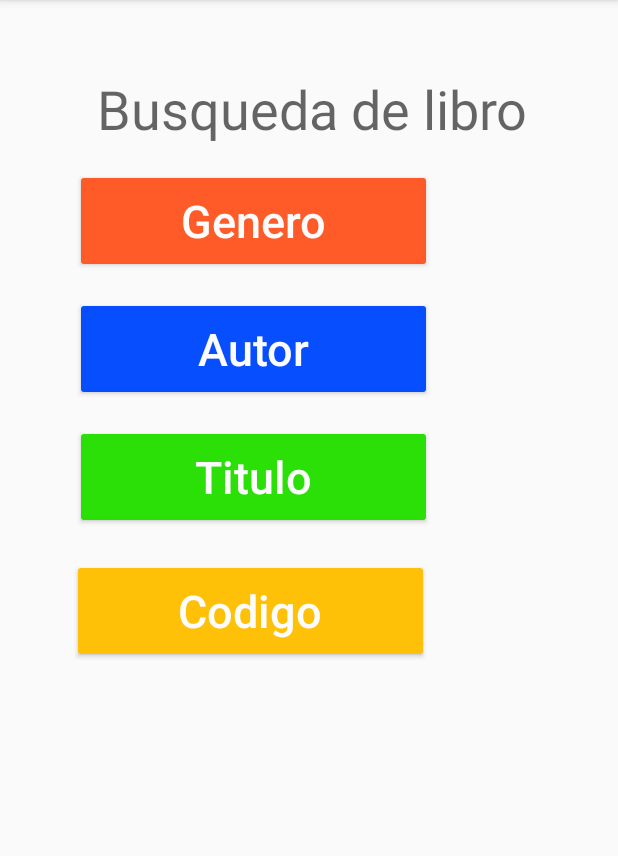
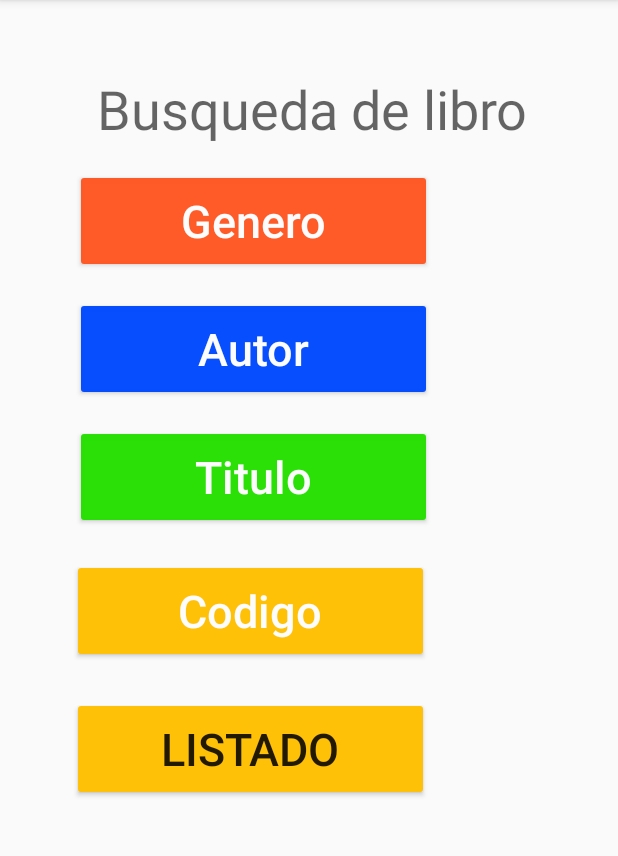
Before and after one commit to mpaulavf/ChildrensLibrary, an Android app: the screen it shows after launch (Busqueda), after a tap on an icon or button, on a phone screen of 412 x 824 dp, the part 84-940 px from its top. Run offline under Robolectric (Android 15) with nearby library versions, the phone set to English and light mode, and no system bars; our stand-ins replace navigation-ui.

Commit message:
Generado boton de listado, actividad de Listado

```diff
--- a/Android/ChildrensLibrayApp/app/src/main/AndroidManifest.xml
+++ b/Android/ChildrensLibrayApp/app/src/main/AndroidManifest.xml
@@ -9,7 +9,8 @@
         android:roundIcon="@mipmap/ic_launcher_round"
         android:supportsRtl="true"
         android:theme="@style/AppTheme">
-        <activity android:name=".Inicio"></activity>
+        <activity android:name=".Listado"></activity>
+        <activity android:name=".Inicio" />
         <activity android:name=".Codigo" />
         <activity android:name=".Titulo" />
         <activity android:name=".Autor" />
--- a/Android/ChildrensLibrayApp/app/src/main/java/com/example/childrenslibrayapp/Busqueda.java
+++ b/Android/ChildrensLibrayApp/app/src/main/java/com/example/childrenslibrayapp/Busqueda.java
@@ -29,4 +29,9 @@ public class Busqueda extends AppCompatActivity {
         Intent codigo = new Intent(this, Codigo.class);
         startActivity(codigo);
     }
+    public void Listado(View view) {
+        Intent listado = new Intent(this, Listado.class);
+        startActivity(listado);
+    }
+
 }
--- a/Android/ChildrensLibrayApp/app/src/main/java/com/example/childrenslibrayapp/MainActivity.java
+++ b/Android/ChildrensLibrayApp/app/src/main/java/com/example/childrenslibrayapp/MainActivity.java
@@ -25,6 +25,7 @@ import androidx.appcompat.widget.Toolbar;
 
 import android.view.Menu;
 import android.widget.Button;
+import android.widget.Toast;
 
 public class MainActivity extends AppCompatActivity {
 
@@ -85,6 +86,8 @@ public class MainActivity extends AppCompatActivity {
         SinglyLinkedList <Book> libros = new SinglyLinkedList<Book>();
         gen.generateBookList(10000, libros);
 
+        Toast.makeText(getApplicationContext(), "Libros generados", Toast.LENGTH_SHORT).show();
+
     }
 
 
--- a/Android/ChildrensLibrayApp/app/src/main/res/layout/activity_autor.xml
+++ b/Android/ChildrensLibrayApp/app/src/main/res/layout/activity_autor.xml
@@ -14,7 +14,7 @@
         android:layout_marginLeft="16dp"
         android:layout_marginTop="120dp"
         android:ems="10"
-        android:inputType="textPersonName"
+        android:inputType="text"
         android:text="Búsqueda por autor"
         app:layout_constraintStart_toStartOf="parent"
         app:layout_constraintTop_toTopOf="parent" />
--- a/Android/ChildrensLibrayApp/app/src/main/res/layout/activity_busqueda.xml
+++ b/Android/ChildrensLibrayApp/app/src/main/res/layout/activity_busqueda.xml
@@ -6,6 +6,22 @@
     android:layout_height="match_parent"
     tools:context=".Busqueda">
 
+
+    <Button
+        android:id="@+id/but_verListado"
+        android:layout_width="238dp"
+        android:layout_height="69dp"
+        android:layout_marginStart="48dp"
+        android:layout_marginLeft="48dp"
+        android:layout_marginTop="112dp"
+        android:backgroundTint="@color/confe"
+        android:hint="@string/codigo"
+        android:onClick="Listado"
+        android:text="Listado"
+        android:textColorHint="@color/letra"
+        android:textSize="30sp"
+        app:layout_constraintStart_toStartOf="parent"
+        app:layout_constraintTop_toBottomOf="@+id/butitle" />
 
     <TextView
         android:id="@+id/tv_busqueda"
```
